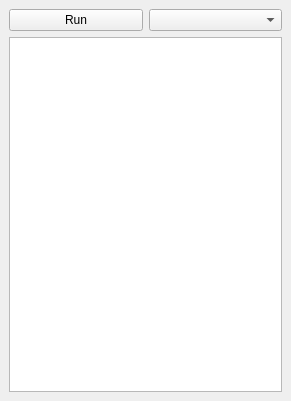
The window that GUI/inc/AlgorithmExplorer.ui (rrnntt/SmallProject) describes before a commit, drawn with Qt 5.
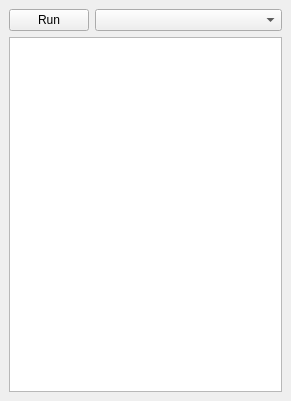
The same window after the commit.

```diff
--- a/GUI/inc/AlgorithmExplorer.ui
+++ b/GUI/inc/AlgorithmExplorer.ui
@@ -16,7 +16,7 @@
   <widget class="QWidget" name="dockWidgetContents">
    <layout class="QVBoxLayout" name="verticalLayout">
     <item>
-     <layout class="QHBoxLayout" name="horizontalLayout">
+     <layout class="QHBoxLayout" name="horizontalLayout" stretch="0,1">
       <item>
        <widget class="QPushButton" name="btnRun">
         <property name="text">
```
